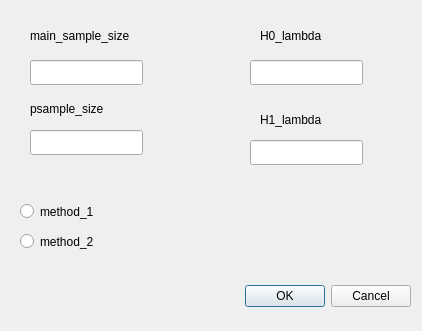
Before: the Qt Designer form big_prog/SetPDistGenParamsDialog.ui in Lolikion228/StatBigProg, drawn with Qt 5.
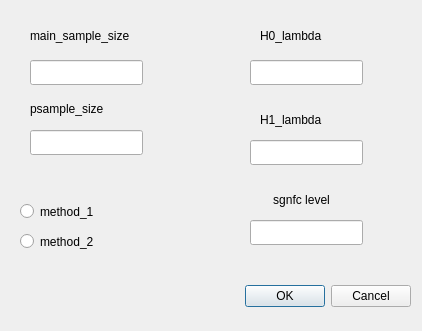
After: the same form once the commit is applied.

```diff
--- a/big_prog/SetPDistGenParamsDialog.ui
+++ b/big_prog/SetPDistGenParamsDialog.ui
@@ -147,6 +147,32 @@
     <string>H1_lambda</string>
    </property>
   </widget>
+  <widget class="QLineEdit" name="alpha_lineEdit">
+   <property name="geometry">
+    <rect>
+     <x>250</x>
+     <y>220</y>
+     <width>113</width>
+     <height>25</height>
+    </rect>
+   </property>
+  </widget>
+  <widget class="QLabel" name="label_5">
+   <property name="geometry">
+    <rect>
+     <x>246</x>
+     <y>190</y>
+     <width>111</width>
+     <height>20</height>
+    </rect>
+   </property>
+   <property name="text">
+    <string>sgnfc level</string>
+   </property>
+   <property name="alignment">
+    <set>Qt::AlignCenter</set>
+   </property>
+  </widget>
  </widget>
  <resources/>
  <connections>
```
